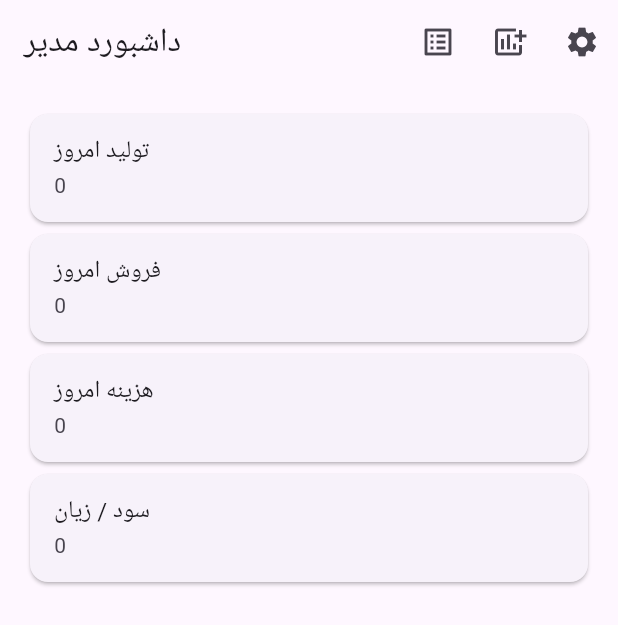
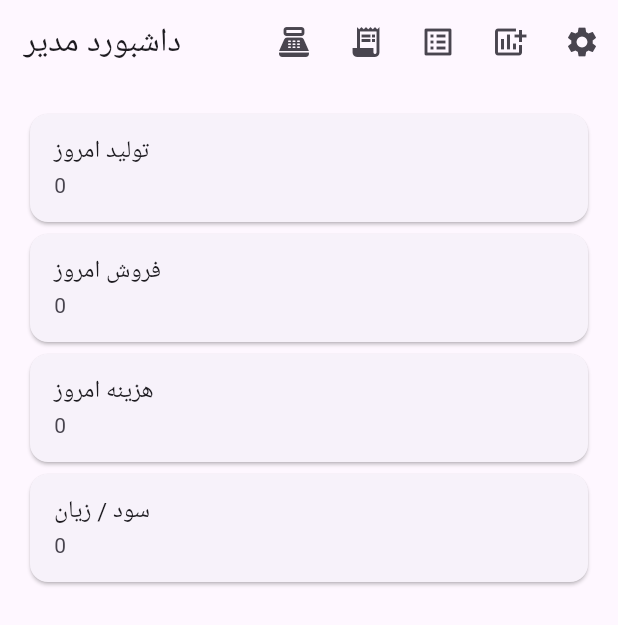
Before and after one commit to hidooch980/Bakery-Manager-AI, a Flutter app: the screen it shows after launch, on a phone screen of 412 x 824 dp. Shown: the top 625 px of the screen. Run offline on Flutter 3.47's test engine with Material 3 defaults, Android fonts, the phone set to English and light mode, and no system bars; our stand-ins replace fl_chart, shared_preferences; network calls fail.

Commit message:
Connect sales screens to dashboard

```diff
--- a/mobile/lib/screens/dashboard_screen.dart
+++ b/mobile/lib/screens/dashboard_screen.dart
@@ -4,6 +4,8 @@ import '../widgets/weekly_chart.dart';
 import 'settings_screen.dart';
 import 'production_screen.dart';
 import 'production_list_screen.dart';
+import 'sales_screen.dart';
+import 'sales_report_screen.dart';
 
 class DashboardScreen extends StatefulWidget{
 const DashboardScreen({super.key});
@@ -57,6 +59,18 @@ appBar:AppBar(
 title:const Text('داشبورد مدیر'),
             actions:[
               IconButton(
+                icon:const Icon(Icons.point_of_sale),
+                onPressed:(){
+                  Navigator.push(context, MaterialPageRoute(builder:(_)=>const SalesScreen()));
+                },
+              ),
+              IconButton(
+                icon:const Icon(Icons.receipt_long),
+                onPressed:(){
+                  Navigator.push(context, MaterialPageRoute(builder:(_)=>const SalesReportScreen()));
+                },
+              ),
+              IconButton(
                 icon:const Icon(Icons.list_alt),
                 onPressed:(){
                   Navigator.push(context, MaterialPageRoute(builder:(_)=>const ProductionListScreen()));
```
